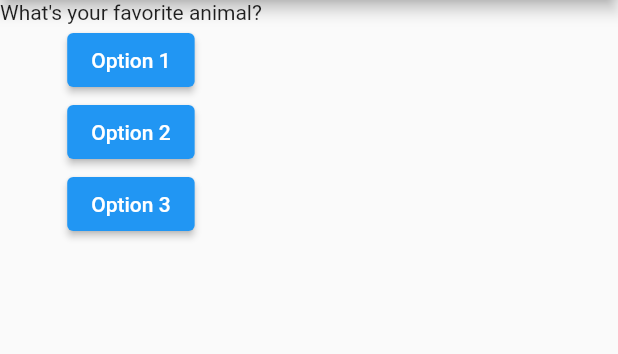
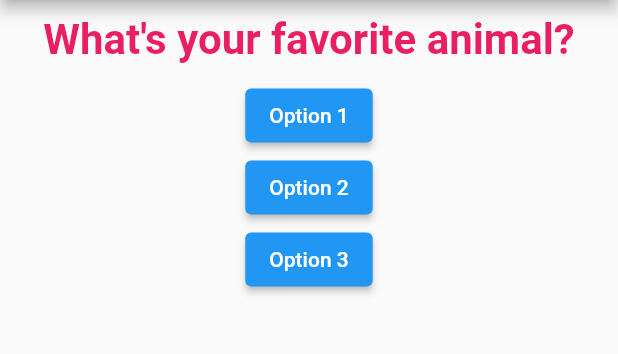
Before and after one commit to TheAnkurGoswami/Quiz-App, a Flutter app: the screen it shows after launch, after a tap on "Option 1", on a phone screen of 412 x 824 dp, the part 84-438 px from its top. Run offline on Flutter 3.47's test engine with Material 2 defaults, Android fonts, the phone set to English and light mode, and no system bars.

Commit message:
question widget

```diff
--- a/lib/main.dart
+++ b/lib/main.dart
@@ -1,31 +1,36 @@
 import 'package:flutter/material.dart';
+import './question.dart';
 
 void main() {
-  runApp(MyApp());
+  runApp(QuizApp());
 }
 
-class MyApp extends StatefulWidget {
+class QuizApp extends StatefulWidget {
   @override
   State<StatefulWidget> createState() {
-    return _MyAppState();
+    return _QuizAppState();
   }
 }
 
-class _MyAppState extends State<MyApp> {
+class _QuizAppState extends State<QuizApp> {
   int _questionIdx = 0;
+  List<String> _questions = [
+    "What's your favorite color?",
+    "What's your favorite animal?"
+  ];
+
   void _answerQuestion() {
     setState(() {
       this._questionIdx += 1;
+      if (this._questionIdx >= this._questions.length) {
+        this._questionIdx = 0;
+      }
     });
     print("Answer chosen. ${this._questionIdx}");
   }
 
   @override
   Widget build(BuildContext context) {
-    List<String> questions = [
-      "What's your favorite color?",
-      "What's your favorite animal?"
-    ];
     return MaterialApp(
       home: Scaffold(
         appBar: AppBar(
@@ -34,7 +39,7 @@ class _MyAppState extends State<MyApp> {
         ),
         body: Column(
           children: <Widget>[
-            Text(questions[this._questionIdx]),
+            Question(this._questions[this._questionIdx]),
             ElevatedButton(onPressed: _answerQuestion, child: Text("Option 1")),
             ElevatedButton(onPressed: () {}, child: Text("Option 2")),
             ElevatedButton(onPressed: () {}, child: Text("Option 3")),
--- /dev/null
+++ b/lib/question.dart
@@ -0,0 +1,23 @@
+import 'package:flutter/material.dart';
+
+class Question extends StatelessWidget {
+  final String _question;
+
+  Question(this._question);
+
+  @override
+  Widget build(BuildContext context) {
+    return Container(
+        width: double.infinity,
+        margin: EdgeInsets.all(10),
+        child: Text(
+          this._question,
+          style: TextStyle(
+            fontSize: 28,
+            color: Colors.pink,
+            fontWeight: FontWeight.bold,
+          ),
+          textAlign: TextAlign.center,
+        ));
+  }
+}
```
